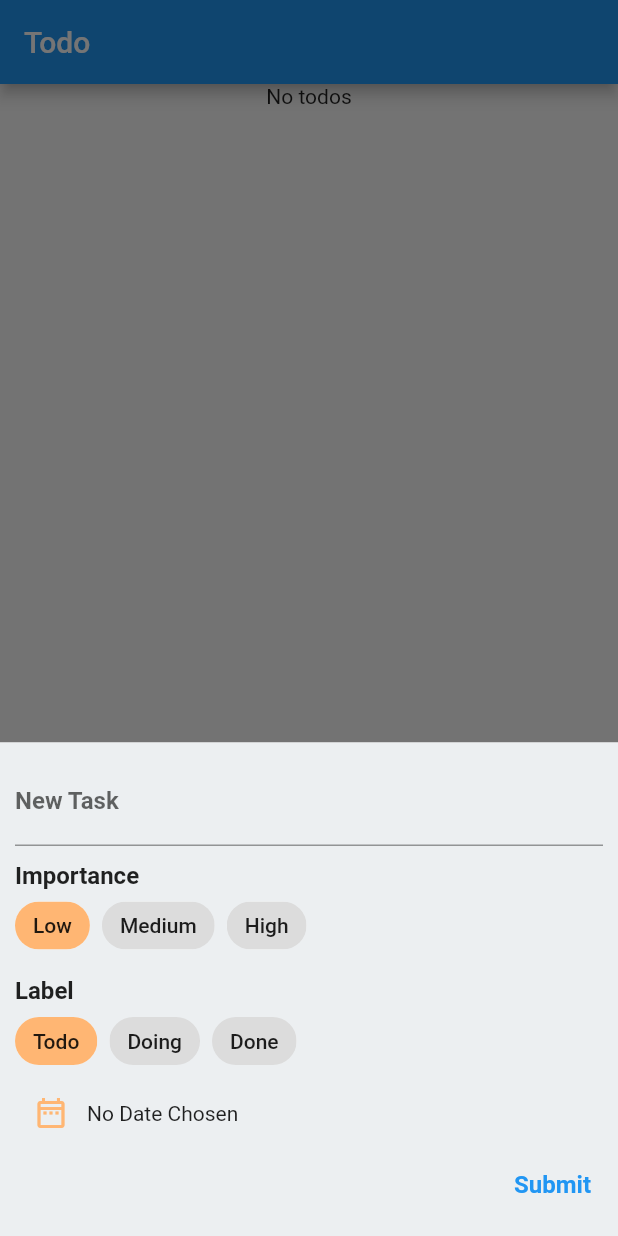
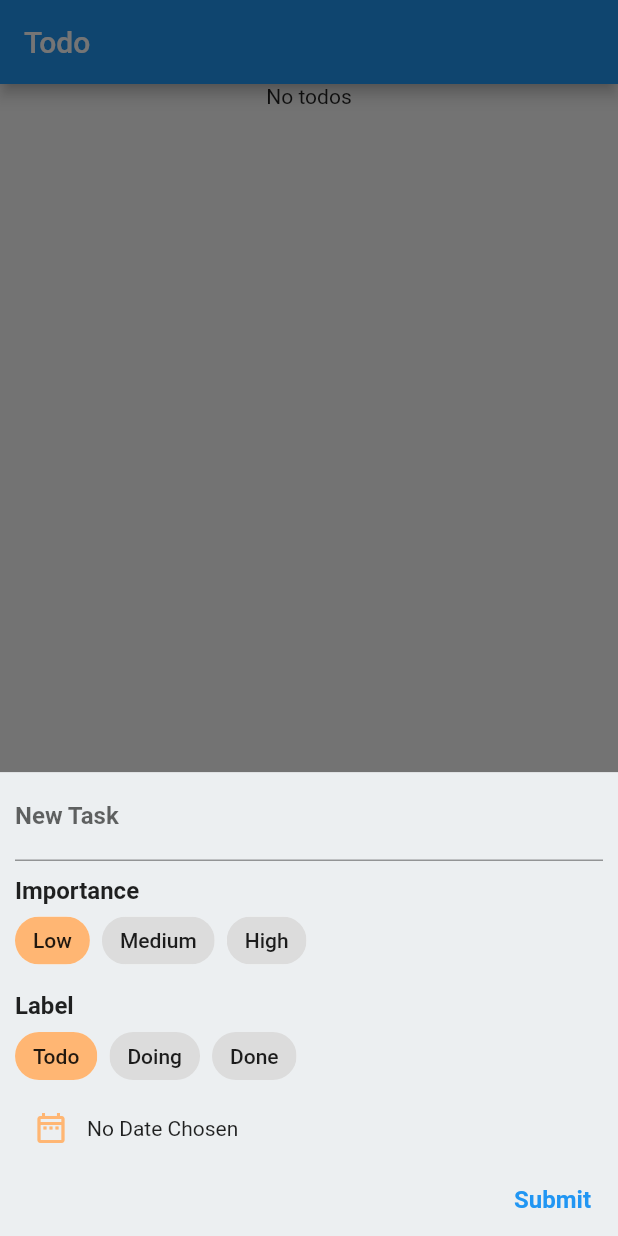
Before and after one commit to nevarwin/Todo-List-Project, a Flutter app: the screen it shows after launch, after a tap on the "add" icon, on a phone screen of 412 x 824 dp. Run offline on Flutter 3.47's test engine with Material 2 defaults, Android fonts, the phone set to English and light mode, and no system bars.

Commit message:
edgeInsets.only

```diff
--- a/todo_app_project/lib/widgets/new_todo.dart
+++ b/todo_app_project/lib/widgets/new_todo.dart
@@ -106,11 +106,14 @@ class _NewTodoState extends State<NewTodo> {
   Widget build(BuildContext context) {
     return Container(
       color: Colors.blueGrey[50],
-      child: Padding(
-        padding: const EdgeInsets.all(10),
       child: Container(
         color: Colors.blueGrey[50],
-          padding: MediaQuery.of(context).viewInsets,
+        padding: EdgeInsets.only(
+          top: 0,
+          left: 10,
+          right: 10,
+          bottom: MediaQuery.of(context).viewInsets.bottom,
+        ),
         child: Stack(
           children: [
             Column(
@@ -218,7 +221,6 @@ class _NewTodoState extends State<NewTodo> {
           ],
         ),
       ),
-      ),
     );
   }
 }
```
Lines whose indentation alone changed are shown as unchanged.
